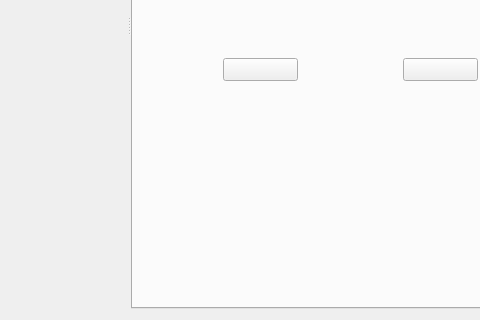
Qt form qsseditor.ui (lit-uriy/qsseditor) before a commit; both pictures show x 171 to 651 and y 270 to 590 of the 776 by 590 pixel window.
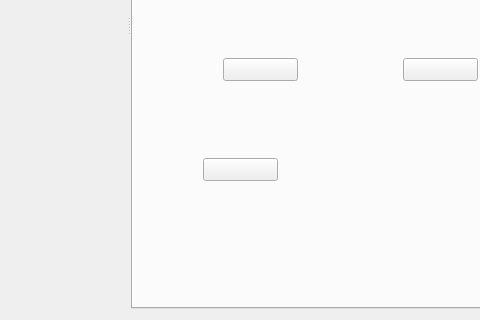
The same form after that commit. The open tabs and pages were chosen to show the change. Icons and pictures are not drawn. Custom widgets are drawn as their Qt base class.

Commit message: Добавил тест для плавающей кнопки

Patch:
```diff
--- a/qsseditor.ui
+++ b/qsseditor.ui
@@ -1196,6 +1196,25 @@
             <string/>
            </property>
           </widget>
+          <widget class="FloatingActionButton" name="playFloatButton_2">
+           <property name="geometry">
+            <rect>
+             <x>70</x>
+             <y>360</y>
+             <width>75</width>
+             <height>23</height>
+            </rect>
+           </property>
+           <property name="text">
+            <string/>
+           </property>
+           <property name="UiWidgetElevation" stdset="0">
+            <string>uiFloatButton</string>
+           </property>
+           <property name="UiWidgetColor" stdset="0">
+            <string/>
+           </property>
+          </widget>
          </widget>
         </widget>
        </item>
@@ -1230,6 +1249,11 @@
    <header>widgets/frame_flowgenerator.h</header>
    <container>1</container>
   </customwidget>
+  <customwidget>
+   <class>FloatingActionButton</class>
+   <extends>QPushButton</extends>
+   <header>widgets/floating_action_button.h</header>
+  </customwidget>
  </customwidgets>
  <tabstops>
   <tabstop>toolOpen</tabstop>
```
The commit also changes 1 other file.
